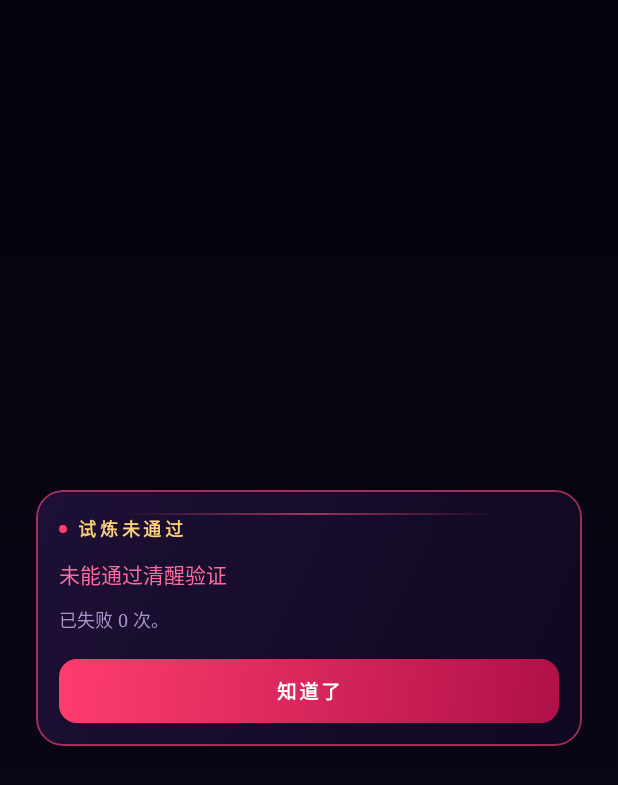
After one commit to weiyu97/DrunkCatBarrier, an Android app built with Jetpack Compose: the composable GlassFailureScreen called with empty values, on a phone screen of 412 x 824 dp. The commit adds this screen. Shown: the top 785 px of the screen. Run offline under Robolectric (Android 15) with nearby library versions, the light colour scheme and no system bars.

Commit message:
feat: failure feedback + real cooldown enforcement
- GlassFailureScreen: shows reason and remaining cooldown
- Prefs: failure count and cooldown timestamp
- AppWatchService: blocks during cooldown without showing verify screen
- fixes bug where cooldown was recorded but never enforced

```diff
--- /dev/null
+++ b/app/src/main/java/com/drunkcat/barrier/ui/theme/GlassFailureScreen.kt
@@ -0,0 +1,75 @@
+package com.drunkcat.barrier.ui.theme
+
+import androidx.compose.foundation.background
+import androidx.compose.foundation.layout.Box
+import androidx.compose.foundation.layout.Column
+import androidx.compose.foundation.layout.Spacer
+import androidx.compose.foundation.layout.fillMaxSize
+import androidx.compose.foundation.layout.fillMaxWidth
+import androidx.compose.foundation.layout.height
+import androidx.compose.foundation.layout.padding
+import androidx.compose.material3.Text
+import androidx.compose.runtime.Composable
+import androidx.compose.ui.Alignment
+import androidx.compose.ui.Modifier
+import androidx.compose.ui.graphics.Brush
+import androidx.compose.ui.graphics.Color
+import androidx.compose.ui.text.font.FontFamily
+import androidx.compose.ui.unit.dp
+import androidx.compose.ui.unit.sp
+
+/**
+ * 验证失败的反馈界面。
+ *
+ * 告知用户失败原因与冷却时间，避免「被弹回桌面但不知道发生了什么」。
+ */
+@Composable
+fun GlassFailureScreen(
+    reason: String,
+    failureCount: Int,
+    cooldownMs: Long,
+    onDismiss: () -> Unit
+) {
+    Box(
+        modifier = Modifier
+            .fillMaxSize()
+            .background(
+                Brush.verticalGradient(
+                    listOf(Color(0xFF05030C), Color(0xFF0C0618))
+                )
+            ),
+        contentAlignment = Alignment.Center
+    ) {
+        GlassCard(
+            modifier = Modifier
+                .fillMaxWidth()
+                .padding(24.dp),
+            borderColor = Color(0x99FF4678)
+        ) {
+            CardTitle("试炼未通过")
+
+            Text(
+                text = reason.ifEmpty { "未能通过清醒验证" },
+                fontSize = 14.sp,
+                color = Color(0xFFFF6B9D),
+                fontFamily = FontFamily.Serif
+            )
+
+            Spacer(Modifier.height(10.dp))
+
+            Text(
+                text = if (cooldownMs > 0)
+                    "失败 $failureCount 次，冷却 ${cooldownMs / 60_000} 分钟后可重试。"
+                else "已失败 $failureCount 次。",
+                fontSize = 12.sp,
+                lineHeight = 20.sp,
+                color = Glass.OnSurfaceVariant,
+                fontFamily = FontFamily.Serif
+            )
+
+            Spacer(Modifier.height(16.dp))
+
+            GlassPrimaryButton(text = "知道了", onClick = onDismiss)
+        }
+    }
+}
```
Also changed, not shown: app/src/main/java/com/drunkcat/barrier/data/Prefs.kt (+27 -0 lines), app/src/main/java/com/drunkcat/barrier/service/AppWatchService.kt (+21 -0 lines), app/src/main/java/com/drunkcat/barrier/ui/VerifyActivity.kt (+57 -7 lines).
